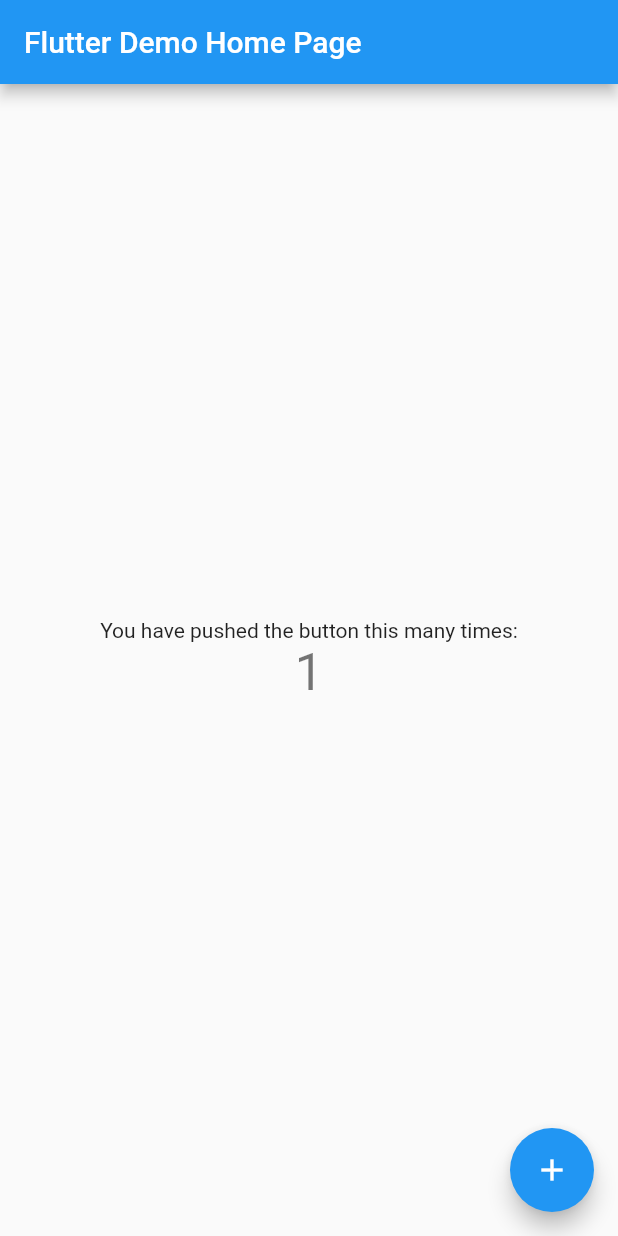
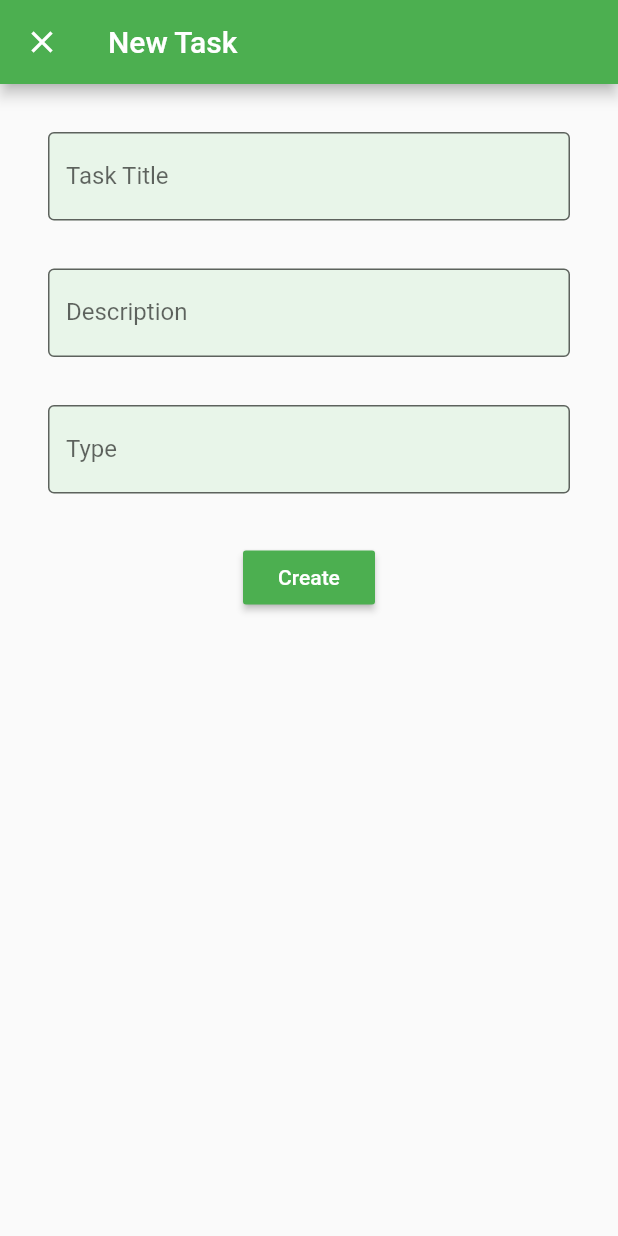
Before and after one commit to CheckShumm/pine, a Flutter app: the screen it shows after launch, after a tap on the "add" icon, on a phone screen of 412 x 824 dp. Run offline on Flutter 3.47's test engine with Material 2 defaults, Android fonts, the phone set to English and light mode, and no system bars; our stand-ins replace rxdart.

Commit message:
Added task creation

```diff
--- a/lib/main.dart
+++ b/lib/main.dart
@@ -1,4 +1,5 @@
 import 'package:flutter/material.dart';
+import 'package:pine/src/screens/home.dart';
 
 void main() => runApp(MyApp());
 
@@ -8,56 +9,9 @@ class MyApp extends StatelessWidget {
     return MaterialApp(
       title: 'Flutter Demo',
       theme: ThemeData(
-        primarySwatch: Colors.blue,
+        primarySwatch: Colors.green,
       ),
       home: MyHomePage(title: 'Flutter Demo Home Page'),
     );
   }
 }
-
-class MyHomePage extends StatefulWidget {
-  MyHomePage({Key key, this.title}) : super(key: key);
-
-  final String title;
-
-  @override
-  _MyHomePageState createState() => _MyHomePageState();
-}
-
-class _MyHomePageState extends State<MyHomePage> {
-  int _counter = 0;
-
-  void _incrementCounter() {
-    setState(() {
-      _counter++;
-    });
-  }
-
-  @override
-  Widget build(BuildContext context) {
-    return Scaffold(
-      appBar: AppBar(
-        title: Text(widget.title),
-      ),
-      body: Center(
-        child: Column(
-          mainAxisAlignment: MainAxisAlignment.center,
-          children: <Widget>[
-            Text(
-              'You have pushed the button this many times:',
-            ),
-            Text(
-              '$_counter',
-              style: Theme.of(context).textTheme.display1,
-            ),
-          ],
-        ),
-      ),
-      floatingActionButton: FloatingActionButton(
-        onPressed: _incrementCounter,
-        tooltip: 'Increment',
-        child: Icon(Icons.add),
-      ),
-    );
-  }
-}
--- /dev/null
+++ b/lib/src/blocs/task_bloc.dart
@@ -0,0 +1,30 @@
+import 'dart:async';
+import 'dart:developer';
+
+import 'package:pine/src/data/task.dart';
+import 'package:rxdart/rxdart.dart';
+
+class TaskBloc {
+  var _tasks = <Task>[];
+  final _taskSubject = BehaviorSubject<List<Task>>();
+
+  getSubject() {
+    return _taskSubject;
+  }
+
+  getTasks() async {
+    _taskSubject.sink.add(_tasks);
+  }
+
+  updateTasks(title, description, type) {
+    this._tasks.add(
+        new Task(title: title, description: description, type: type));
+    _taskSubject.sink.add(this._tasks);
+  }
+
+  dispose() {
+    _taskSubject.close();
+  }
+}
+
+final bloc = TaskBloc();
--- /dev/null
+++ b/lib/src/data/task.dart
@@ -0,0 +1,7 @@
+class Task {
+  String title;
+  String description;
+  String type;
+
+  Task({this.title, this.description, this.type});
+}
--- /dev/null
+++ b/lib/src/screens/create_task.dart
@@ -0,0 +1,79 @@
+import 'package:flutter/material.dart';
+import 'package:pine/src/blocs/task_bloc.dart';
+
+class CreateTaskDialog extends StatefulWidget {
+  @override
+  _CreateTaskDialogState createState() => _CreateTaskDialogState();
+}
+
+class _CreateTaskDialogState extends State<CreateTaskDialog> {
+  TextEditingController titleController = new TextEditingController();
+  TextEditingController descriptionController = new TextEditingController();
+  TextEditingController typeController = new TextEditingController();
+
+  @override
+  Widget build(BuildContext context) {
+    return new Scaffold(
+        appBar: new AppBar(
+          title: const Text('New Task'),
+        ),
+        body: new SingleChildScrollView(
+            child: Center(
+                child: Padding(
+          padding: EdgeInsets.all(16.0),
+          child: Column(
+            children: <Widget>[
+              Padding(
+                  padding: EdgeInsets.all(16.0),
+                  child: TextFormField(
+                    decoration: InputDecoration(
+                        filled: true,
+                        fillColor: Colors.green[50],
+                        hintText: "Math Homework",
+                        hintStyle: new TextStyle(color: Colors.green[300]),
+                        labelText: 'Task Title',
+                        border: OutlineInputBorder()),
+                    controller: titleController,
+                  )),
+              Padding(
+                  padding: EdgeInsets.all(16.0),
+                  child: TextFormField(
+                      decoration: InputDecoration(
+                          filled: true,
+                          fillColor: Colors.green[50],
+                          hintText: "Math Homework",
+                          hintStyle: new TextStyle(color: Colors.green[300]),
+                          labelText: 'Description',
+                          border: OutlineInputBorder()),
+                      controller: descriptionController)),
+              Padding(
+                  padding: EdgeInsets.all(16.0),
+                  child: TextFormField(
+                    decoration: InputDecoration(
+                        filled: true,
+                        fillColor: Colors.green[50],
+                        hintText: "Math Homework",
+                        hintStyle: new TextStyle(color: Colors.green[300]),
+                        labelText: 'Type',
+                        border: OutlineInputBorder()),
+                    controller: typeController,
+                  )),
+              Padding(
+                padding: EdgeInsets.only(top: 16.0),
+                child: RaisedButton(
+                  color: Colors.green,
+                  textColor: Colors.white,
+                  onPressed: () {
+                    print('Add a task');
+                    bloc.updateTasks(titleController.text,
+                        descriptionController.text, typeController.text);
+                    Navigator.pop(context);
+                  },
+                  child: const Text('Create'),
+                ),
+              ),
+            ],
+          ),
+        ))));
+  }
+}
--- /dev/null
+++ b/lib/src/screens/home.dart
@@ -0,0 +1,92 @@
+import 'dart:developer';
+
+import 'package:flutter/material.dart';
+import 'package:pine/src/blocs/task_bloc.dart';
+import 'package:pine/src/data/task.dart';
+import 'package:pine/src/screens/create_task.dart';
+
+
+class MyHomePage extends StatefulWidget {
+  MyHomePage({Key key, this.title}) : super(key: key);
+
+  final String title;
+
+  @override
+  _MyHomePageState createState() => _MyHomePageState();
+}
+
+class _MyHomePageState extends State<MyHomePage> {
+  @override
+  void initState() {
+    super.initState();
+    bloc.getTasks();
+  }
+
+  @override
+  Widget build(BuildContext context) {
+    return Scaffold(
+      appBar: AppBar(
+        title: Text(widget.title),
+      ),
+      body: Center(
+        child: StreamBuilder<List<Task>>(
+            stream: bloc.getSubject().stream,
+            builder: (context, snapshot) => ListView(
+                  children: snapshot.data.map(_buildItem).toList(),
+                )),
+      ),
+      floatingActionButton: FloatingActionButton(
+        elevation: 5,
+        onPressed: () {
+         _openAddTaskDialog();
+        }, // task bloc update events
+        tooltip: 'Increment',
+        child: Icon(Icons.add),
+      ),
+    );
+  }
+
+  void _openAddTaskDialog() {
+    Navigator.of(context).push(new MaterialPageRoute<Null>(
+      builder: (BuildContext context) {
+        return new CreateTaskDialog();
+      },
+      fullscreenDialog: true
+    ));
+  }
+
+  Widget _buildItem(Task task) {
+    log('Task Title: $task.title');
+    return Padding(
+      padding: const EdgeInsets.all(16.0),
+      child: new Card(
+        color: Colors.green[50],
+        child: Column(
+          mainAxisSize: MainAxisSize.min,
+          children: <Widget>[
+            ListTile(
+              leading: Icon(Icons.album),
+              title: new Text(task.title),
+              subtitle: new Text(task.description),
+            ),
+            ButtonTheme.bar(
+              // make buttons use the appropriate styles for cards
+              child: ButtonBar(
+                children: <Widget>[
+                  FlatButton(
+                    child: const Text('View'),
+                    onPressed: () {/* ... */},
+                  ),
+                  FlatButton(
+                    child: const Text('Edit'),
+                    onPressed: () {},
+                  ),
+                ],
+              ),
+            ),
+          ],
+        ),
+      ),
+    );
+  }
+}
--- a/pubspec.yaml
+++ b/pubspec.yaml
@@ -19,6 +19,7 @@ environment:
 dependencies:
   flutter:
     sdk: flutter
+  rxdart: ^0.21.0
 
   # The following adds the Cupertino Icons font to your application.
   # Use with the CupertinoIcons class for iOS style icons.
@@ -27,6 +28,7 @@ dependencies:
 dev_dependencies:
   flutter_test:
     sdk: flutter
+
 
 
 # For information on the generic Dart part of this file, see the
```
Also changed, not shown: pubspec.lock, 1 other file.
